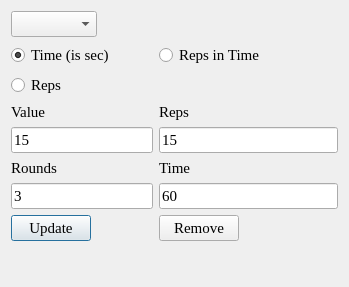
Old version of the form ui/update_workout.ui in the repository Shah-imran/Workout-Generator-for-GYM.
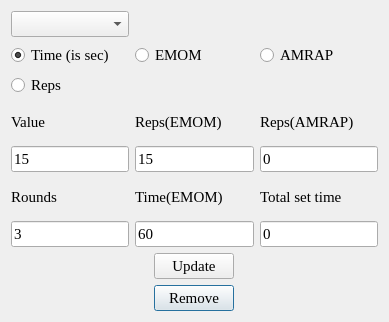
New version of the form.

```diff
--- a/ui/update_workout.ui
+++ b/ui/update_workout.ui
@@ -6,8 +6,8 @@
    <rect>
     <x>0</x>
     <y>0</y>
-    <width>349</width>
-    <height>287</height>
+    <width>389</width>
+    <height>322</height>
    </rect>
   </property>
   <property name="font">
@@ -19,24 +19,11 @@
   <property name="windowTitle">
    <string>Execise Name:</string>
   </property>
-  <layout class="QFormLayout" name="formLayout">
-   <item row="0" column="0">
-    <widget class="QComboBox" name="comboBox"/>
-   </item>
-   <item row="1" column="0">
-    <widget class="QRadioButton" name="radioButton_time">
+  <layout class="QGridLayout" name="gridLayout">
+   <item row="5" column="2">
+    <widget class="QLabel" name="label_6">
      <property name="text">
-      <string>Time (is sec)</string>
-     </property>
-     <property name="checked">
-      <bool>true</bool>
-     </property>
-    </widget>
-   </item>
-   <item row="1" column="1">
-    <widget class="QRadioButton" name="radioButton_reps_in_time">
-     <property name="text">
-      <string>Reps in Time</string>
+      <string>Total set time</string>
      </property>
     </widget>
    </item>
@@ -47,14 +34,21 @@
      </property>
     </widget>
    </item>
-   <item row="3" column="1">
-    <widget class="QLabel" name="label_3">
+   <item row="3" column="2">
+    <widget class="QLabel" name="label_5">
      <property name="text">
-      <string>Reps</string>
+      <string>Reps(AMRAP)</string>
      </property>
     </widget>
    </item>
-   <item row="5" column="1">
+   <item row="1" column="2">
+    <widget class="QRadioButton" name="radioButton_amrap">
+     <property name="text">
+      <string>AMRAP</string>
+     </property>
+    </widget>
+   </item>
+   <item row="4" column="1">
     <widget class="QLineEdit" name="lineEdit_reps">
      <property name="text">
       <string>15</string>
@@ -62,33 +56,13 @@
     </widget>
    </item>
    <item row="6" column="1">
-    <widget class="QLabel" name="label_4">
-     <property name="text">
-      <string>Time</string>
-     </property>
-    </widget>
-   </item>
-   <item row="8" column="1">
     <widget class="QLineEdit" name="lineEdit_time">
      <property name="text">
       <string>60</string>
      </property>
     </widget>
    </item>
-   <item row="9" column="0">
-    <widget class="QPushButton" name="pushButton_update">
-     <property name="sizePolicy">
-      <sizepolicy hsizetype="Fixed" vsizetype="Fixed">
-       <horstretch>0</horstretch>
-       <verstretch>0</verstretch>
-      </sizepolicy>
-     </property>
-     <property name="text">
-      <string>Update</string>
-     </property>
-    </widget>
-   </item>
-   <item row="9" column="1">
+   <item row="8" column="1" alignment="Qt::AlignHCenter">
     <widget class="QPushButton" name="pushButton_remove">
      <property name="sizePolicy">
       <sizepolicy hsizetype="Fixed" vsizetype="Fixed">
@@ -101,34 +75,95 @@
      </property>
     </widget>
    </item>
-   <item row="3" column="0">
-    <widget class="QLabel" name="label">
-     <property name="text">
-      <string>Value</string>
-     </property>
-    </widget>
-   </item>
-   <item row="8" column="0">
+   <item row="6" column="0">
     <widget class="QLineEdit" name="lineEdit_rounds">
      <property name="text">
       <string>3</string>
      </property>
     </widget>
    </item>
+   <item row="3" column="1">
+    <widget class="QLabel" name="label_3">
+     <property name="text">
+      <string>Reps(EMOM)</string>
+     </property>
+    </widget>
+   </item>
    <item row="5" column="0">
-    <widget class="QLineEdit" name="lineEdit_value">
-     <property name="text">
-      <string>15</string>
-     </property>
-    </widget>
-   </item>
-   <item row="6" column="0">
     <widget class="QLabel" name="label_2">
      <property name="text">
       <string>Rounds</string>
      </property>
     </widget>
    </item>
+   <item row="3" column="0">
+    <widget class="QLabel" name="label">
+     <property name="text">
+      <string>Value</string>
+     </property>
+    </widget>
+   </item>
+   <item row="4" column="0">
+    <widget class="QLineEdit" name="lineEdit_value">
+     <property name="text">
+      <string>15</string>
+     </property>
+    </widget>
+   </item>
+   <item row="6" column="2">
+    <widget class="QLineEdit" name="lineEdit_time_amrap">
+     <property name="text">
+      <string>0</string>
+     </property>
+    </widget>
+   </item>
+   <item row="0" column="0">
+    <widget class="QComboBox" name="comboBox"/>
+   </item>
+   <item row="4" column="2">
+    <widget class="QLineEdit" name="lineEdit_reps_amrap">
+     <property name="text">
+      <string>0</string>
+     </property>
+    </widget>
+   </item>
+   <item row="5" column="1">
+    <widget class="QLabel" name="label_4">
+     <property name="text">
+      <string>Time(EMOM)</string>
+     </property>
+    </widget>
+   </item>
+   <item row="1" column="1">
+    <widget class="QRadioButton" name="radioButton_reps_in_time">
+     <property name="text">
+      <string>EMOM</string>
+     </property>
+    </widget>
+   </item>
+   <item row="1" column="0">
+    <widget class="QRadioButton" name="radioButton_time">
+     <property name="text">
+      <string>Time (is sec)</string>
+     </property>
+     <property name="checked">
+      <bool>true</bool>
+     </property>
+    </widget>
+   </item>
+   <item row="7" column="1" alignment="Qt::AlignHCenter">
+    <widget class="QPushButton" name="pushButton_update">
+     <property name="sizePolicy">
+      <sizepolicy hsizetype="Fixed" vsizetype="Fixed">
+       <horstretch>0</horstretch>
+       <verstretch>0</verstretch>
+      </sizepolicy>
+     </property>
+     <property name="text">
+      <string>Update</string>
+     </property>
+    </widget>
+   </item>
   </layout>
  </widget>
  <resources/>
```
